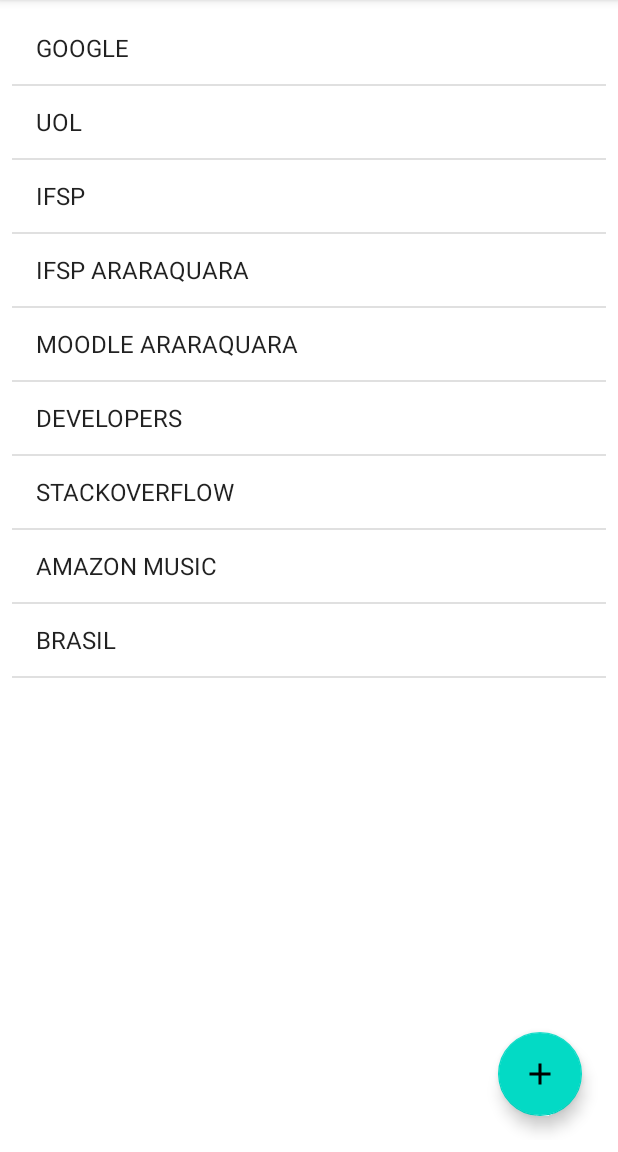
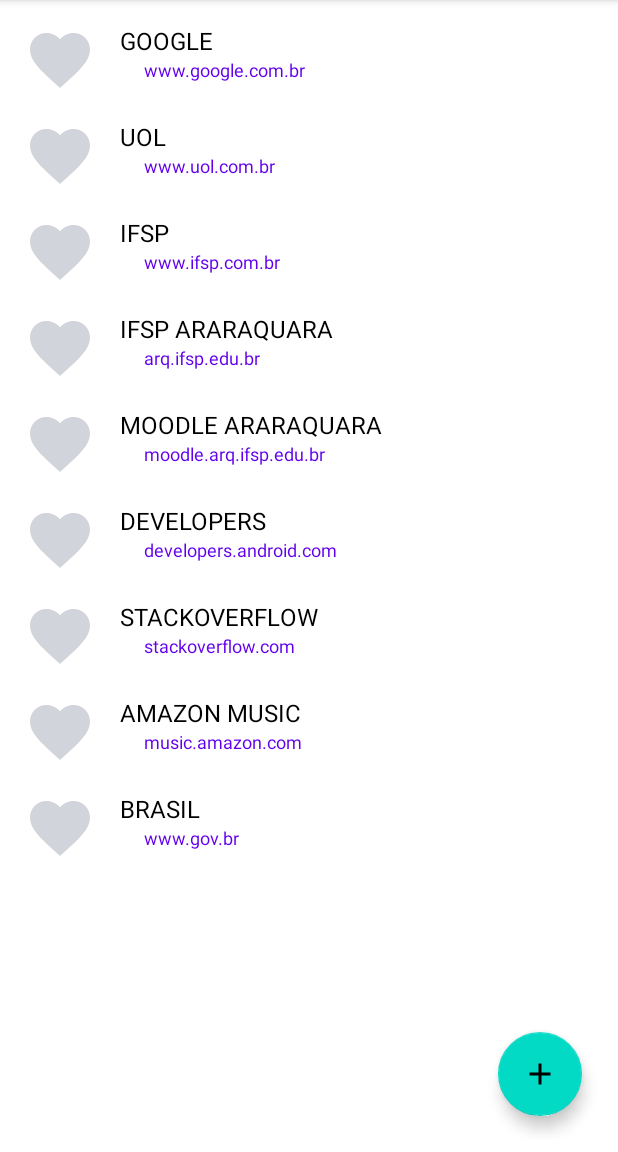
Before and after one commit to IanCL-10/ianleite_dmo, an Android app: the screen it shows after launch (MainActivity), on a phone screen of 412 x 824 dp, the part 84-1236 px from its top. Run offline under Robolectric (Android 15) with nearby library versions, the phone set to English and light mode, and no system bars.

Commit message:
Atualização MeuPocket com RecyclerView

```diff
--- /dev/null
+++ b/MeuPocket/app/src/main/java/br/edu/iancl/meupocket/adapter/ItemSiteAdapter.java
@@ -0,0 +1,136 @@
+package br.edu.iancl.meupocket.adapter;
+
+import android.content.Context;
+import android.view.LayoutInflater;
+import android.view.View;
+import android.view.ViewGroup;
+import android.widget.ImageView;
+import android.widget.TextView;
+
+import androidx.annotation.NonNull;
+import androidx.annotation.Nullable;
+import androidx.recyclerview.widget.RecyclerView;
+
+import java.util.List;
+
+import br.edu.iancl.meupocket.R;
+import br.edu.iancl.meupocket.model.Site;
+import br.edu.iancl.meupocket.view.RecyclerItemClickListener;
+
+public class ItemSiteAdapter extends RecyclerView.Adapter<ItemSiteAdapter.ViewHolder> {
+
+    private Context mContext;
+    private List<Site> mSites;
+    //private LayoutInflater inflater;
+
+    private static RecyclerItemClickListener mClickListener;
+
+    public ItemSiteAdapter(Context context, List<Site> data){
+        //super(context, R.layout.item_list_pocket, data);
+        //this.inflater = (LayoutInflater) context.getSystemService(Context.LAYOUT_INFLATER_SERVICE);
+        this.mContext = context;
+        this.mSites = data;
+    }
+
+    @Override
+    public int getItemCount() {
+        return mSites.size();
+    }
+
+    @Override
+    public ViewHolder onCreateViewHolder(@NonNull ViewGroup parent, int viewType) {
+        View view;
+        view = LayoutInflater.from(parent.getContext()).inflate(R.layout.item_list_pocket, parent, false);
+        ViewHolder viewHolder = new ViewHolder(view);
+        return viewHolder;
+    }
+
+    @Override
+    public void onBindViewHolder(@NonNull ItemSiteAdapter.ViewHolder holder, int position) {
+        Site site = mSites.get(position);
+        holder.tituloTextView.setText(site.getTitle());
+        holder.enderecoTextView.setText(site.getUrl());
+        if(site.isFavorite()){
+            holder.favoritoImageView.setColorFilter(mContext.getResources().getColor(R.color.red, mContext.getTheme()));
+        }else{
+            holder.favoritoImageView.setColorFilter(mContext.getResources().getColor(R.color.gray, mContext.getTheme()));
+        }
+
+        holder.favoritoImageView.setOnClickListener(new View.OnClickListener() {
+            @Override
+            public void onClick(View v) {
+                if(v == holder.favoritoImageView){
+                    heartClick(position);
+                }
+            }
+        });
+    }
+
+    public void setClickListener(RecyclerItemClickListener clickListener){
+        this.mClickListener = clickListener;
+    }
+
+    /*@NonNull
+    @Override
+    public View getView(int position, @Nullable View convertView, @NonNull ViewGroup parent) {
+        final ViewHolder holder;
+        if(convertView == null){
+            convertView = inflater.inflate(R.layout.item_list_pocket, null);
+            holder = new ViewHolder();
+            holder.tituloTextView = convertView.findViewById(R.id.text_titulo);
+            holder.enderecoTextView = convertView.findViewById(R.id.text_endereco);
+            holder.favoritoImageView = convertView.findViewById(R.id.img_icon_favorite);
+            holder.favoritoImageView.setOnClickListener(new View.OnClickListener(){
+
+                @Override
+                public void onClick(View v) {
+                    if(v == holder.favoritoImageView){
+                        heartClick(position);
+                    }
+                }
+            });
+            convertView.setTag(holder);
+        }else {
+            holder = (ViewHolder) convertView.getTag();
+        }
+
+        Site site = (Site) getItem(position);
+        holder.tituloTextView.setText(site.getTitle());
+        holder.enderecoTextView.setText(site.getUrl());
+        if(site.isFavorite()){
+            holder.favoritoImageView.setColorFilter(convertView.getResources().getColor(R.color.red, convertView.getContext().getTheme()));
+        }else{
+
+            holder.favoritoImageView.setColorFilter(convertView.getResources().getColor(R.color.gray, convertView.getContext().getTheme()));
+        }
+        return convertView;
+    }*/
+
+    private void heartClick(int position) {
+        Site site = mSites.get(position);
+        site.setFavorite(!site.isFavorite());
+        notifyDataSetChanged();
+    }
+
+    public static class ViewHolder extends RecyclerView.ViewHolder implements View.OnClickListener{
+        public TextView tituloTextView;
+        public TextView enderecoTextView;
+        public ImageView favoritoImageView;
+
+        public ViewHolder(View itemView) {
+            super(itemView);
+            tituloTextView = itemView.findViewById(R.id.text_titulo);
+            enderecoTextView = itemView.findViewById(R.id.text_endereco);
+            favoritoImageView = itemView.findViewById(R.id.img_icon_favorite);
+
+            itemView.setOnClickListener(this);
+        }
+
+        @Override
+        public void onClick(View view) {
+            if(mClickListener != null){
+                mClickListener.onItemClick(getAdapterPosition());
+            }
+        }
+    }
+}
--- a/MeuPocket/app/src/main/java/br/edu/iancl/meupocket/view/MainActivity.java
+++ b/MeuPocket/app/src/main/java/br/edu/iancl/meupocket/view/MainActivity.java
@@ -2,6 +2,8 @@ package br.edu.iancl.meupocket.view;
 
 import androidx.annotation.Nullable;
 import androidx.appcompat.app.AppCompatActivity;
+import androidx.recyclerview.widget.LinearLayoutManager;
+import androidx.recyclerview.widget.RecyclerView;
 
 import android.content.Intent;
 import android.os.Bundle;
@@ -14,6 +16,7 @@ import com.google.android.material.floatingactionbutton.FloatingActionButton;
 import java.util.List;
 
 import br.edu.iancl.meupocket.R;
+import br.edu.iancl.meupocket.adapter.ItemSiteAdapter;
 import br.edu.iancl.meupocket.controller.SiteController;
 import br.edu.iancl.meupocket.dao.SiteDAO;
 import br.edu.iancl.meupocket.model.Constantes;
@@ -22,9 +25,11 @@ import br.edu.iancl.meupocket.model.Site;
 public class MainActivity extends AppCompatActivity {
 
     private List<Site> mSites;
-    private ListView mListView;
-    private ArrayAdapter<Site> mSiteArrayAdapter;
+    //private ListView mListView;
+    //private ArrayAdapter<Site> mSiteArrayAdapter;
 
+    private RecyclerView mSitesRecyclerView;
+    private ItemSiteAdapter mItemSiteAdapter;
     private FloatingActionButton mActionButton;
 
     @Override
@@ -33,11 +38,20 @@ public class MainActivity extends AppCompatActivity {
         setContentView(R.layout.activity_main);
 
         mSites = SiteController.allSites();
-        mSiteArrayAdapter = new ArrayAdapter<>(this, android.R.layout.simple_list_item_1, mSites);
+        //mSiteArrayAdapter = new ArrayAdapter<>(this, android.R.layout.simple_list_item_1, mSites);
+        mItemSiteAdapter = new ItemSiteAdapter(this, mSites);
 
-        mListView = findViewById(R.id.list_sites);
-        mListView.setAdapter(mSiteArrayAdapter);
-        mListView.setOnItemClickListener((adapterView, view, i, l) -> updateSite(i));
+        mItemSiteAdapter.setClickListener(position -> updateSite(position));
+
+        RecyclerView.LayoutManager layoutManager = new LinearLayoutManager(this);
+        mSitesRecyclerView = findViewById(R.id.recycler_sites);
+        mSitesRecyclerView.setLayoutManager(layoutManager);
+        mSitesRecyclerView.setAdapter(mItemSiteAdapter);
+
+        //mListView = findViewById(R.id.list_sites);
+        //mListView.setAdapter(mSiteArrayAdapter);
+        //mListView.setAdapter(mItemSiteAdapter);
+        //mListView.setOnItemClickListener((adapterView, view, i, l) -> updateSite(i));
 
         mActionButton = findViewById(R.id.fab_add_site);
         mActionButton.setOnClickListener(v -> newSite());
@@ -59,7 +73,8 @@ public class MainActivity extends AppCompatActivity {
     }
 
     private void updateAdapter(){
-        mSiteArrayAdapter.notifyDataSetChanged();
+        //mSiteArrayAdapter.notifyDataSetChanged();
+        mItemSiteAdapter.notifyDataSetChanged();
     }
 
     @Override
@@ -73,15 +88,14 @@ public class MainActivity extends AppCompatActivity {
                             data.getStringExtra(Constantes.KEY_TITLE),
                             data.getStringExtra(Constantes.KEY_URL)
                     );
+                    break;
 
-                    break;
                 case Constantes.REQUEST_CODE_UPDATE_SITE:
                     String o = data.getStringExtra(Constantes.KEY_OLD_TITLE);
                     String t = data.getStringExtra(Constantes.KEY_TITLE);
                     String u = data.getStringExtra(Constantes.KEY_URL);
                     SiteController.updateSite(o, t, u);
                     break;
-
             }
             updateAdapter();
         }
--- /dev/null
+++ b/MeuPocket/app/src/main/java/br/edu/iancl/meupocket/view/RecyclerItemClickListener.java
@@ -0,0 +1,6 @@
+package br.edu.iancl.meupocket.view;
+
+public interface RecyclerItemClickListener {
+
+    public abstract void onItemClick(int position);
+}
--- /dev/null
+++ b/MeuPocket/app/src/main/res/drawable/ic_favorite.xml
@@ -0,0 +1,5 @@
+<vector android:height="24dp" android:tint="#D2D4DC"
+    android:viewportHeight="24" android:viewportWidth="24"
+    android:width="24dp" xmlns:android="http://schemas.android.com/apk/res/android">
+    <path android:fillColor="@android:color/white" android:pathData="M12,21.35l-1.45,-1.32C5.4,15.36 2,12.28 2,8.5 2,5.42 4.42,3 7.5,3c1.74,0 3.41,0.81 4.5,2.09C13.09,3.81 14.76,3 16.5,3 19.58,3 22,5.42 22,8.5c0,3.78 -3.4,6.86 -8.55,11.54L12,21.35z"/>
+</vector>
--- a/MeuPocket/app/src/main/res/layout/activity_main.xml
+++ b/MeuPocket/app/src/main/res/layout/activity_main.xml
@@ -7,10 +7,17 @@
     android:padding="8dp"
     tools:context=".view.MainActivity">
 
+    <!--
     <ListView
         android:id="@+id/list_sites"
         android:layout_width="match_parent"
         android:layout_height="match_parent" />
+     -->
+
+    <androidx.recyclerview.widget.RecyclerView
+        android:id="@+id/recycler_sites"
+        android:layout_width="match_parent"
+        android:layout_height="match_parent"/>
 
     <com.google.android.material.floatingactionbutton.FloatingActionButton
         android:id="@+id/fab_add_site"
--- /dev/null
+++ b/MeuPocket/app/src/main/res/layout/item_list_pocket.xml
@@ -0,0 +1,45 @@
+<?xml version="1.0" encoding="utf-8"?>
+<androidx.constraintlayout.widget.ConstraintLayout xmlns:android="http://schemas.android.com/apk/res/android"
+    android:layout_width="match_parent"
+    android:layout_height="wrap_content"
+    xmlns:app="http://schemas.android.com/apk/res-auto"
+    android:padding="8dp">
+
+    <TextView
+        android:id="@+id/text_titulo"
+        android:layout_width="wrap_content"
+        android:layout_height="wrap_content"
+        android:layout_marginStart="16dp"
+        android:text="nome"
+        android:textColor="@color/black"
+        android:textSize="16sp"
+        app:layout_constraintStart_toEndOf="@+id/img_icon_favorite"
+        app:layout_constraintTop_toTopOf="parent"
+        />
+
+    <TextView
+        android:id="@+id/text_endereco"
+        android:layout_width="wrap_content"
+        android:layout_height="wrap_content"
+        android:layout_marginStart="16dp"
+        android:text="www"
+        android:textColor="@color/purple_500"
+        android:textSize="12sp"
+        app:layout_constraintStart_toStartOf="@+id/text_titulo"
+        app:layout_constraintTop_toBottomOf="@id/text_titulo"
+        />
+
+    <ImageView
+        android:id="@+id/img_icon_favorite"
+        android:layout_width="wrap_content"
+        android:layout_height="wrap_content"
+        android:layout_marginEnd="8dp"
+        android:minWidth="48dp"
+        android:minHeight="48dp"
+        android:src="@drawable/ic_favorite"
+        app:layout_constraintStart_toStartOf="parent"
+        app:layout_constraintTop_toTopOf="@+id/text_titulo"
+        />
+
+
+</androidx.constraintlayout.widget.ConstraintLayout>
--- a/MeuPocket/app/src/main/res/values/colors.xml
+++ b/MeuPocket/app/src/main/res/values/colors.xml
@@ -7,4 +7,6 @@
     <color name="teal_700">#FF018786</color>
     <color name="black">#FF000000</color>
     <color name="white">#FFFFFFFF</color>
+    <color name="gray">#D2D4DC</color>
+    <color name="red">#FF0000</color>
 </resources>
```
